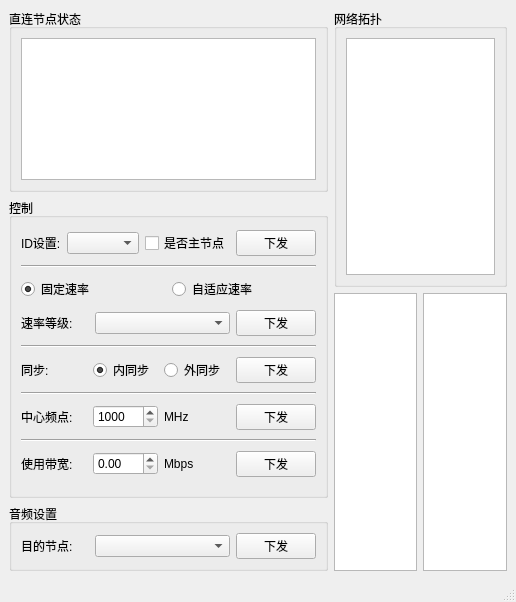
Old version of the form mainWin.ui in the repository Doun2017/pyQTwithUDP.
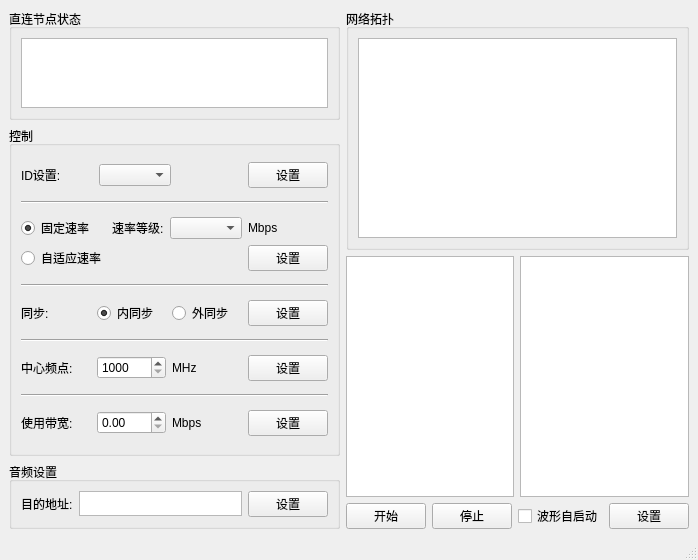
New version of the form.

What changed in the file:
```diff
--- a/mainWin.ui
+++ b/mainWin.ui
@@ -6,8 +6,8 @@
    <rect>
     <x>0</x>
     <y>0</y>
-    <width>516</width>
-    <height>602</height>
+    <width>535</width>
+    <height>532</height>
    </rect>
   </property>
   <property name="acceptDrops">
@@ -41,13 +41,13 @@
         <property name="minimumSize">
          <size>
           <width>0</width>
-          <height>300</height>
+          <height>330</height>
          </size>
         </property>
         <property name="title">
          <string>控制</string>
         </property>
-        <layout class="QVBoxLayout" name="verticalLayout_3">
+        <layout class="QVBoxLayout" name="verticalLayout" stretch="1,0,2,0,1,0,1,0,1">
          <item>
           <layout class="QHBoxLayout" name="horizontalLayout_7" stretch="1,1,1,1">
            <item>
@@ -61,24 +61,22 @@
             <widget class="QComboBox" name="id_settint_comboBox"/>
            </item>
            <item>
-            <widget class="QCheckBox" name="id_settint_checkBox">
-             <property name="font">
-              <font>
-               <weight>50</weight>
-               <bold>false</bold>
-               <underline>false</underline>
-               <kerning>true</kerning>
-              </font>
+            <spacer name="horizontalSpacer">
+             <property name="orientation">
+              <enum>Qt::Horizontal</enum>
              </property>
-             <property name="text">
-              <string>是否主节点</string>
+             <property name="sizeHint" stdset="0">
+              <size>
+               <width>40</width>
+               <height>20</height>
+              </size>
              </property>
-            </widget>
+            </spacer>
            </item>
            <item>
             <widget class="QPushButton" name="id_settint_pushButton">
              <property name="text">
-              <string>下发</string>
+              <string>设置</string>
              </property>
             </widget>
            </item>
@@ -92,9 +90,22 @@
           </widget>
          </item>
          <item>
-          <layout class="QHBoxLayout" name="horizontalLayout_6">
-           <item>
+          <layout class="QGridLayout" name="gridLayout" columnstretch="1,1,1,1,0,0">
+           <item row="1" column="3" colspan="2">
+            <widget class="QPushButton" name="frequency_pushButton">
+             <property name="text">
+              <string>设置</string>
+             </property>
+            </widget>
+           </item>
+           <item row="0" column="0">
             <widget class="QRadioButton" name="fixed_frequency_radioButton">
+             <property name="minimumSize">
+              <size>
+               <width>0</width>
+               <height>18</height>
+              </size>
+             </property>
              <property name="text">
               <string>固定速率</string>
              </property>
@@ -106,8 +117,14 @@
              </attribute>
             </widget>
            </item>
-           <item>
+           <item row="1" column="0">
             <widget class="QRadioButton" name="unfixed_frequency_radioButton">
+             <property name="minimumSize">
+              <size>
+               <width>0</width>
+               <height>18</height>
+              </size>
+             </property>
              <property name="text">
               <string>自适应速率</string>
              </property>
@@ -116,24 +133,20 @@
              </attribute>
             </widget>
            </item>
-          </layout>
-         </item>
-         <item>
-          <layout class="QHBoxLayout" name="horizontalLayout" stretch="1,2,1">
-           <item>
+           <item row="0" column="1">
             <widget class="QLabel" name="label">
              <property name="text">
               <string>速率等级:</string>
              </property>
             </widget>
            </item>
-           <item>
+           <item row="0" column="2">
             <widget class="QComboBox" name="frequency_comboBox"/>
            </item>
-           <item>
-            <widget class="QPushButton" name="frequency_pushButton">
+           <item row="0" column="3" colspan="2">
+            <widget class="QLabel" name="label_9">
              <property name="text">
-              <string>下发</string>
+              <string>Mbps</string>
              </property>
             </widget>
            </item>
@@ -175,7 +188,7 @@
            <item>
             <widget class="QPushButton" name="synchronization_pushButton">
              <property name="text">
-              <string>下发</string>
+              <string>设置</string>
              </property>
             </widget>
            </item>
@@ -217,7 +230,7 @@
            <item>
             <widget class="QPushButton" name="center_frequency_pushButton">
              <property name="text">
-              <string>下发</string>
+              <string>设置</string>
              </property>
             </widget>
            </item>
@@ -252,7 +265,7 @@
            <item>
             <widget class="QPushButton" name="use_bandwidth_pushButton">
              <property name="text">
-              <string>下发</string>
+              <string>设置</string>
              </property>
             </widget>
            </item>
@@ -268,21 +281,40 @@
         </property>
         <layout class="QVBoxLayout" name="verticalLayout_5">
          <item>
-          <layout class="QHBoxLayout" name="horizontalLayout_5" stretch="1,2,1">
+          <layout class="QHBoxLayout" name="horizontalLayout_5" stretch="1,0,1">
            <item>
             <widget class="QLabel" name="label_8">
              <property name="text">
-              <string>目的节点:</string>
+              <string>目的地址:</string>
              </property>
             </widget>
            </item>
            <item>
-            <widget class="QComboBox" name="audio_comboBox"/>
+            <widget class="QTextEdit" name="dst_ip_textEdit">
+             <property name="sizePolicy">
+              <sizepolicy hsizetype="Expanding" vsizetype="Preferred">
+               <horstretch>0</horstretch>
+               <verstretch>0</verstretch>
+              </sizepolicy>
+             </property>
+             <property name="minimumSize">
+              <size>
+               <width>0</width>
+               <height>15</height>
+              </size>
+             </property>
+             <property name="maximumSize">
+              <size>
+               <width>16777215</width>
+               <height>25</height>
+              </size>
+             </property>
+            </widget>
            </item>
            <item>
             <widget class="QPushButton" name="audio_pushButton">
              <property name="text">
-              <string>下发</string>
+              <string>设置</string>
              </property>
             </widget>
            </item>
@@ -325,6 +357,38 @@
         </item>
        </layout>
       </item>
+      <item>
+       <layout class="QHBoxLayout" name="horizontalLayout">
+        <item>
+         <widget class="QPushButton" name="pushButton_open">
+          <property name="text">
+           <string>开始</string>
+          </property>
+         </widget>
+        </item>
+        <item>
+         <widget class="QPushButton" name="pushButton_close">
+          <property name="text">
+           <string>停止</string>
+          </property>
+         </widget>
+        </item>
+        <item>
+         <widget class="QCheckBox" name="auto_start_checkBox">
+          <property name="text">
+           <string>波形自启动</string>
+          </property>
+         </widget>
+        </item>
+        <item>
+         <widget class="QPushButton" name="auto_start_pushButton">
+          <property name="text">
+           <string>设置</string>
+          </property>
+         </widget>
+        </item>
+       </layout>
+      </item>
      </layout>
     </item>
    </layout>
```
